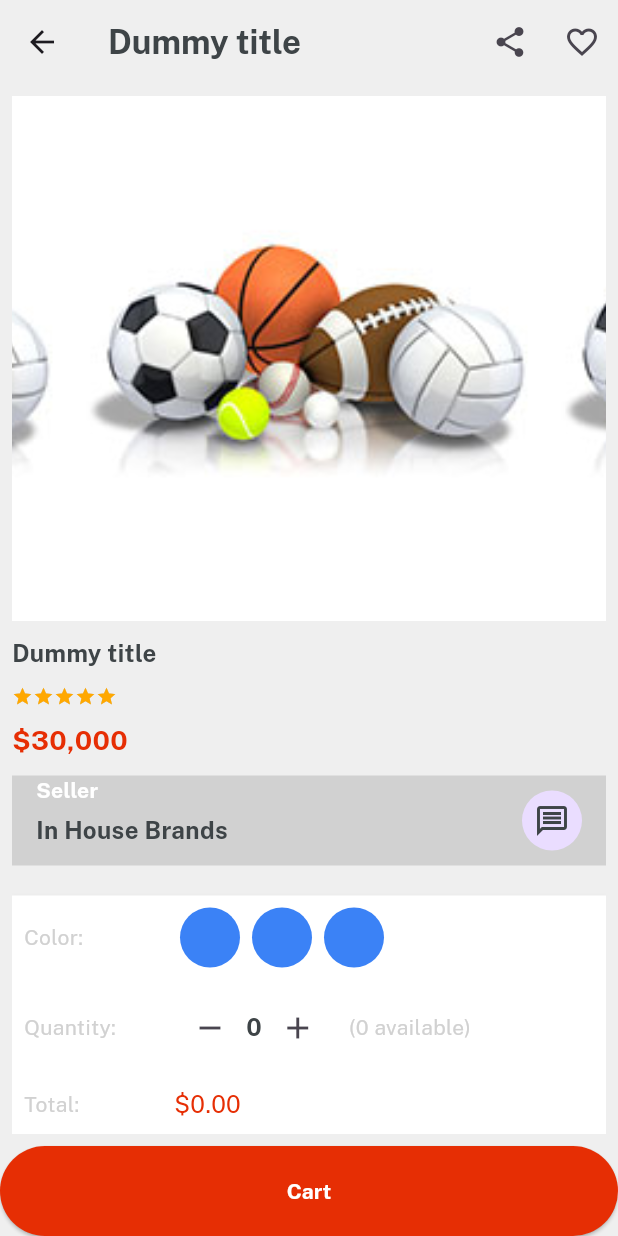
After one commit to jadhavdurgesh/e_commerce, a Flutter app: the ItemDetailsScreen screen opened directly, on a phone screen of 412 x 824 dp. The commit adds this screen. Run offline on Flutter 3.47's test engine with Material 2 defaults, Android fonts, the phone set to English and light mode, and no system bars; drawn by our look-alikes of velocity_x; our stand-ins replace get.

Commit message:
ItemDetailsScreen UI is done

```diff
--- a/lib/consts/lists.dart
+++ b/lib/consts/lists.dart
@@ -64,3 +64,11 @@ const categoriesImages = [
   imgFc8,
   imgFc9,
 ];
+
+const itemsDetailButtonsList = [
+  video,
+  reviews,
+  privacyPolicy,
+  returnpolicy,
+  supportpolicy
+];
--- /dev/null
+++ b/lib/views/category_screen/items_details_screen.dart
@@ -0,0 +1,246 @@
+import 'package:e_commerce/consts/consts.dart';
+import 'package:e_commerce/widgets%20common/button_widget.dart';
+
+import '../../consts/lists.dart';
+
+class ItemDetailsScreen extends StatelessWidget {
+  final String? title;
+  const ItemDetailsScreen({super.key, required this.title});
+
+  @override
+  Widget build(BuildContext context) {
+    return Scaffold(
+      backgroundColor: lightGrey,
+      appBar: AppBar(
+        title: title!.text.fontFamily(bold).white.color(darkFontGrey).make(),
+        actions: [
+          IconButton(onPressed: () {}, icon: const Icon(Icons.share)),
+          IconButton(
+              onPressed: () {}, icon: const Icon(Icons.favorite_outline)),
+        ],
+      ),
+      body: Column(
+        children: [
+          Expanded(
+            child: Padding(
+              padding: const EdgeInsets.all(8),
+              child: SingleChildScrollView(
+                child: Column(
+                  crossAxisAlignment: CrossAxisAlignment.start,
+                  children: [
+                    VxSwiper.builder(
+                        autoPlay: true,
+                        height: 350,
+                        aspectRatio: 16 / 9,
+                        itemCount: 3,
+                        itemBuilder: (context, index) {
+                          return Image.asset(
+                            imgFc5,
+                            width: double.infinity,
+                            fit: BoxFit.cover,
+                          );
+                        }),
+                    10.heightBox,
+                    // title and details section
+                    title!.text
+                        .size(16)
+                        .fontFamily(bold)
+                        .color(darkFontGrey)
+                        .make(),
+                    10.heightBox,
+                    //rating
+                    VxRating(
+                      onRatingUpdate: (value) {},
+                      normalColor: textfieldGrey,
+                      selectionColor: golden,
+                      count: 5,
+                      stepInt: true,
+                    ),
+                    10.heightBox,
+                    "\$30,000"
+                        .text
+                        .fontFamily(bold)
+                        .color(redColor)
+                        .size(18)
+                        .make(),
+                    10.heightBox,
+                    Row(
+                      children: [
+                        Expanded(
+                            child: Column(
+                          crossAxisAlignment: CrossAxisAlignment.start,
+                          children: [
+                            "Seller".text.white.fontFamily(semibold).make(),
+                            5.heightBox,
+                            "In House Brands"
+                                .text
+                                .fontFamily(semibold)
+                                .size(16)
+                                .color(darkFontGrey)
+                                .make()
+                          ],
+                        )),
+                        const CircleAvatar(
+                          child: Icon(
+                            Icons.message_outlined,
+                            color: darkFontGrey,
+                          ),
+                        )
+                      ],
+                    )
+                        .box
+                        .height(60)
+                        .color(textfieldGrey)
+                        .padding(const EdgeInsets.symmetric(horizontal: 16))
+                        .make(),
+                    20.heightBox,
+
+                    // color selection
+
+                    Column(
+                      children: [
+                        Row(
+                          children: [
+                            SizedBox(
+                              width: 100,
+                              child: "Color: ".text.color(textfieldGrey).make(),
+                            ),
+                            Row(
+                                children: List.generate(
+                                    3,
+                                    (index) => VxBox()
+                                        .color(Vx.randomPrimaryColor)
+                                        .size(40, 40)
+                                        .margin(const EdgeInsets.symmetric(
+                                            horizontal: 4))
+                                        .roundedFull
+                                        .make()))
+                          ],
+                        ).box.padding(const EdgeInsets.all(8)).make(),
+                        Row(
+                          children: [
+                            SizedBox(
+                              width: 100,
+                              child:
+                                  "Quantity: ".text.color(textfieldGrey).make(),
+                            ),
+                            Row(
+                              children: [
+                                IconButton(
+                                    onPressed: () {}, icon: const Icon(Icons.remove)),
+                                "0"
+                                    .text
+                                    .color(darkFontGrey)
+                                    .fontFamily(bold)
+                                    .size(16)
+                                    .make(),
+                                IconButton(
+                                    onPressed: () {}, icon: const Icon(Icons.add)),
+                                10.widthBox,
+                                "(0 available)"
+                                    .text
+                                    .color(textfieldGrey)
+                                    .make(),
+                              ],
+                            ),
+                          ],
+                        ).box.padding(const EdgeInsets.all(8)).make(),
+                        Row(
+                          children: [
+                            SizedBox(
+                              width: 100,
+                              child: "Total: ".text.color(textfieldGrey).make(),
+                            ),
+                            "\$0.00".text.size(16).color(redColor).make()
+                          ],
+                        ).box.padding(const EdgeInsets.all(8)).make()
+                      ],
+                    ).box.white.shadowSm.make(),
+                    10.heightBox,
+                    // description section
+                    "Description"
+                        .text
+                        .fontFamily(semibold)
+                        .color(darkFontGrey)
+                        .make(),
+                    10.heightBox,
+                    "This is a dummy product , if you will buy this you will end up getting nothing because I already said it is dummy product...."
+                        .text
+                        .color(darkFontGrey)
+                        .make(),
+                    10.heightBox,
+                    // Buttons section
+                    ListView(
+                      padding: EdgeInsets.zero,
+                      physics: const NeverScrollableScrollPhysics(),
+                      shrinkWrap: true,
+                      children: List.generate(
+                          itemsDetailButtonsList.length,
+                          (index) => ListTile(
+                                title: itemsDetailButtonsList[index]
+                                    .text
+                                    .fontFamily(semibold)
+                                    .color(darkFontGrey)
+                                    .make(),
+                                trailing: const Icon(Icons.arrow_forward),
+                              )),
+                    ),
+                    20.heightBox,
+                    productsmayyoulike.text.color(darkFontGrey).fontFamily(bold).size(16).make(),
+                    10.heightBox,
+                    SingleChildScrollView(
+                              scrollDirection: Axis.horizontal,
+                              child: Row(
+                                children: List.generate(
+                                  6,
+                                  (index) => Column(
+                                    crossAxisAlignment: CrossAxisAlignment.start,
+                                    children: [
+                                      Image.asset(
+                                        imgP1,
+                                        width: 150,
+                                        fit: BoxFit.cover,
+                                      ),
+                                      10.heightBox,
+                                      "Laptop 4GB/64GB"
+                                          .text
+                                          .color(darkFontGrey)
+                                          .fontFamily(semibold)
+                                          .make(),
+                                      10.heightBox,
+                                      "\$600"
+                                          .text
+                                          .size(16)
+                                          .color(redColor)
+                                          .fontFamily(bold)
+                                          .make()
+                                    ],
+                                  )
+                                      .box
+                                      .roundedSM
+                                      .white
+                                      .margin(const EdgeInsets.symmetric(horizontal: 4))
+                                      .padding(const EdgeInsets.all(8))
+                                      .make(),
+                                ),
+                              ),
+                            ),
+                  ],
+                ),
+              ),
+            ),
+          ),
+          SizedBox(
+            width: double.infinity,
+            height: 60,
+            child: buttonWidget(
+                color: redColor,
+                textColor: whiteColor,
+                onPress: () {},
+                title: cart),
+          )
+        ],
+      ),
+    );
+  }
+}
```
Also changed, not shown: lib/consts/strings.dart (+8 -0 lines), lib/views/category_screen/category_detail_screen.dart (added, +100 -0 lines), lib/views/category_screen/category_screen.dart (+17 -2 lines).
